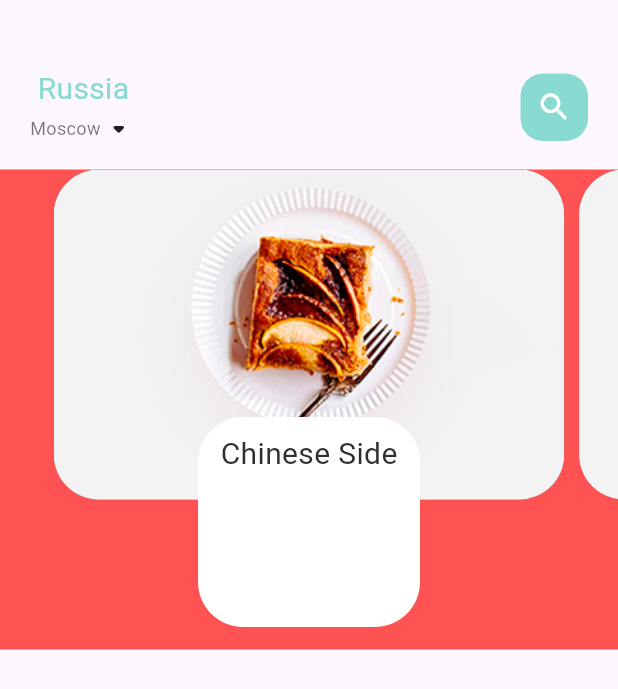
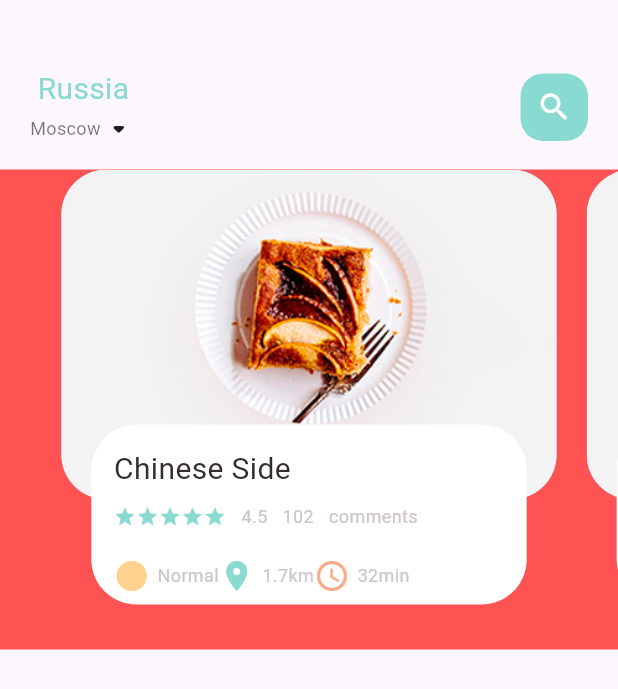
Before and after one commit to pioc-si/flutterEcommApp, a Flutter app: the screen it shows after launch, on a phone screen of 412 x 824 dp. Shown: the top 689 px of the screen. Run offline on Flutter 3.47's test engine with Material 3 defaults, Android fonts, the phone set to English and light mode, and no system bars.

Commit message:
add icons on small widget

```diff
--- a/lib/home/food_page_body.dart
+++ b/lib/home/food_page_body.dart
@@ -1,4 +1,7 @@
+import 'package:ecommapp/utils/colors.dart';
 import 'package:ecommapp/widgets/big_text.dart';
+import 'package:ecommapp/widgets/icon_and_text_widget.dart';
+import 'package:ecommapp/widgets/small_text.dart';
 import 'package:flutter/cupertino.dart';
 import 'package:flutter/material.dart';
 
@@ -32,7 +35,7 @@
       children: [
         Container(
           height: 220,
-          margin: EdgeInsets.only(left: 5, right: 5),
+          margin: EdgeInsets.only(left: 10, right: 10),
           decoration: BoxDecoration(
             borderRadius: BorderRadius.circular(30),
             color: index.isEven ? Color(0xFF69c5df) : Color(0xFF9294cc),
@@ -45,17 +48,61 @@
         Align(
           alignment: Alignment.bottomCenter,
           child: Container(
-            height: 140,
-            margin: EdgeInsets.only(left: 30, right: 30, bottom: 15),
+            height: 120,
+            margin: EdgeInsets.only(left: 30, right: 30, bottom: 30),
             decoration: BoxDecoration(
               borderRadius: BorderRadius.circular(30),
               color: Colors.white,
             ),
             child: Container(
-              padding: EdgeInsets.only(top: 10, left: 15, right: 15 ),
+              padding: EdgeInsets.only(top: 15, left: 15, right: 15 ),
               child: Column(
+                crossAxisAlignment: CrossAxisAlignment.start,
                 children: [
-                  BigText(text: "Chinese Side")
+                  BigText(text: "Chinese Side"),
+                  SizedBox(height: 10, ),
+                  Row(
+                    children: [
+                      Wrap(
+                        children: List.generate(5, (index) {
+                            return Icon(
+                            Icons.star, color: AppColors.mainColor,size: 15);
+                            }),
+                            ),
+                            SizedBox(width: 10,),
+                            SmallText(text: "4.5",),
+                            SizedBox(width: 10,),
+                            SmallText(text: "102",),
+                            SizedBox(width: 10,),
+                            SmallText(text: "comments",),
+
+
+
+
+
+                    ],
+                  ),
+                  SizedBox(height: 20,),
+                  Row(
+                    children: [
+                      IconAndTextWidget(
+                        icon: Icons.circle_sharp,
+                        text: "Normal",
+                        iconColor: AppColors.iconColor1
+                        ),
+                         IconAndTextWidget(
+                        icon: Icons.location_on,
+                        text: "1.7km",
+                        iconColor: AppColors.mainColor
+                        ),
+                         IconAndTextWidget(
+                        icon: Icons.access_time_rounded,
+                        text: "32min",
+                        iconColor: AppColors.iconColor2
+                        ),
+
+
+                  ],)
                 ],
               )
             ),
--- /dev/null
+++ b/lib/widgets/icon_and_text_widget.dart
@@ -0,0 +1,26 @@
+import 'package:ecommapp/widgets/small_text.dart';
+import 'package:flutter/cupertino.dart';
+
+class IconAndTextWidget extends StatelessWidget {
+  final IconData icon;
+  final String text;
+  final Color iconColor;
+
+  const IconAndTextWidget({Key? key,
+   required this.icon,
+   required this.text,
+   required this.iconColor
+   }) :super(key:key);
+
+  @override
+  Widget build(BuildContext context) {
+    return Row(
+      children: [
+        Icon(icon, color: iconColor,),
+        SizedBox(width: 5, ),
+        SmallText(text: text, ),
+
+      ],
+    );
+  }
+}
```
